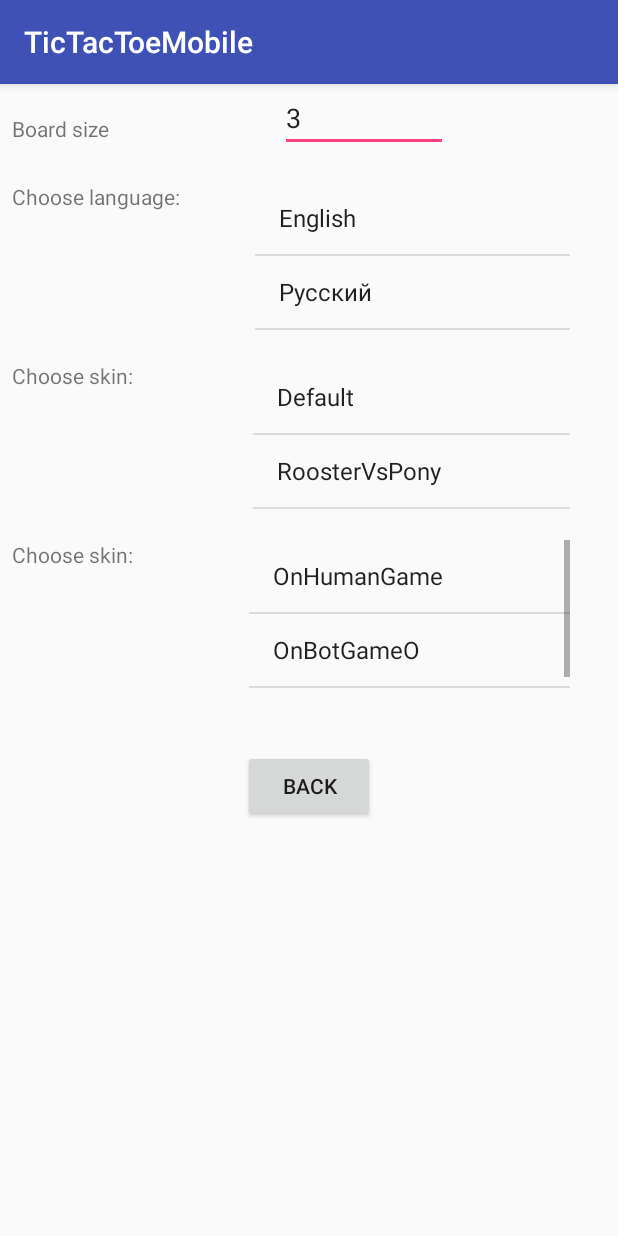
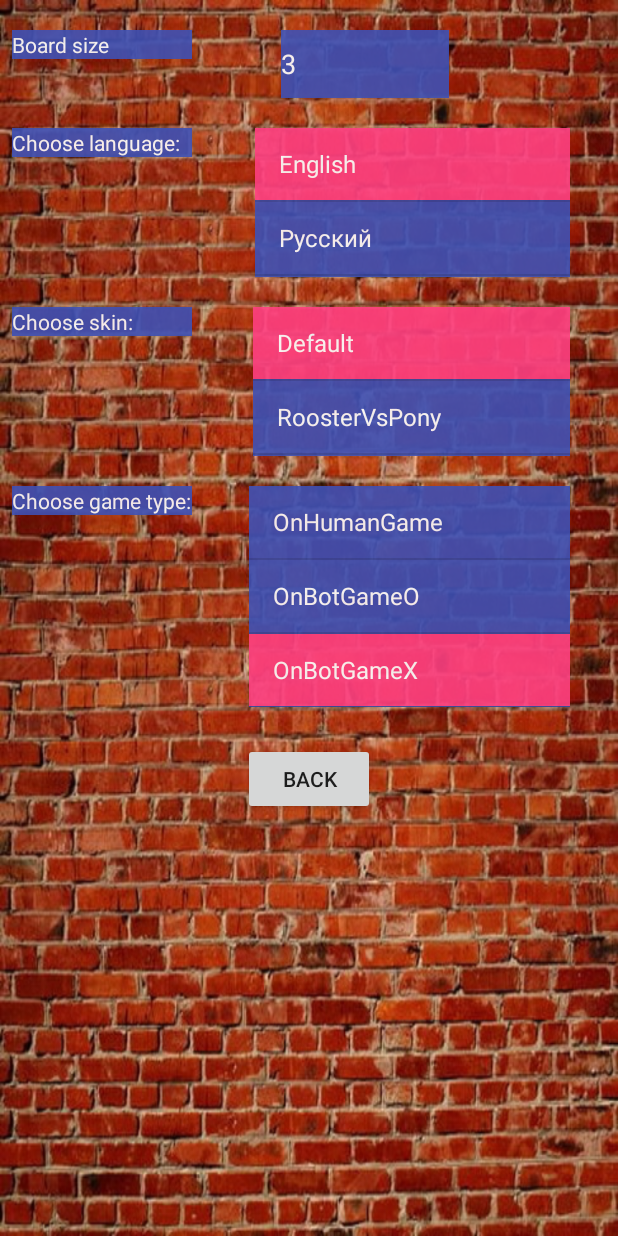
Before and after one commit to Triputin/TicTacToeMobile, an Android app: the Menu_Settings_Activity screen opened directly, with no data from a screen before it, on a phone screen of 412 x 824 dp. Run offline under Robolectric (Android 15) with nearby library versions, the phone set to English and light mode, and no system bars.

Commit message:
Checked listview

```diff
--- a/app/src/main/AndroidManifest.xml
+++ b/app/src/main/AndroidManifest.xml
@@ -19,8 +19,10 @@
                 <category android:name="android.intent.category.LAUNCHER" />
             </intent-filter>
         </activity>
-        <activity android:name=".Menu_Activity" />
-        <activity android:name=".Menu_Settings_Activity"></activity>
+        <activity android:name=".Menu_Activity"
+            android:theme="@style/AppTheme.NoActionBar"/>
+        <activity android:name=".Menu_Settings_Activity"
+            android:theme="@style/AppTheme.NoActionBar"></activity>
     </application>
 
 </manifest>
--- a/app/src/main/java/com/example/v_triputin/tictactoemobile/Menu_Settings_Activity.java
+++ b/app/src/main/java/com/example/v_triputin/tictactoemobile/Menu_Settings_Activity.java
@@ -1,15 +1,26 @@
 package com.example.v_triputin.tictactoemobile;
 
+import android.content.Context;
 import android.content.Intent;
+import android.graphics.Color;
+import android.graphics.Point;
+import android.support.constraint.ConstraintLayout;
 import android.support.v7.app.AppCompatActivity;
 import android.os.Bundle;
+import android.view.Display;
+import android.view.LayoutInflater;
 import android.view.View;
+import android.view.ViewGroup;
 import android.widget.ArrayAdapter;
 import android.widget.Button;
 import android.widget.EditText;
+import android.widget.LinearLayout;
 import android.widget.ListView;
+import android.widget.TextView;
+
 
 public class Menu_Settings_Activity extends AppCompatActivity implements View.OnClickListener{
+    int activeSkin;
 
     @Override
     protected void onCreate(Bundle savedInstanceState) {
@@ -23,13 +34,31 @@ public class Menu_Settings_Activity extends AppCompatActivity implements View.On
 
         // создаем адаптер
         ArrayAdapter<String> adapterLanguage = new ArrayAdapter<String>(this,
-                android.R.layout.simple_list_item_1, MainActivity.languages);
+                android.R.layout.simple_list_item_activated_1, MainActivity.languages){
+
+
+
+            @Override
+            public View getView(int position, View convertView, ViewGroup parent) {
+                View view =super.getView(position, convertView, parent);
+
+                TextView textView=(TextView) view.findViewById(android.R.id.text1);
+
+                /*YOUR CHOICE OF COLOR*/
+                textView.setTextColor(Color.WHITE);
+
+
+                return view;
+            }
+        };
+
 
         // присваиваем адаптер списку
         listView.setAdapter(adapterLanguage);
         listView.setChoiceMode(ListView.CHOICE_MODE_SINGLE);
         listView.setItemsCanFocus(true);
         listView.setItemChecked(intent.getIntExtra("language",0),true);
+        //listView.setItemChecked(0,true);
         //listView.setSelection(intent.getIntExtra("language",0));
 
 
@@ -39,13 +68,28 @@ public class Menu_Settings_Activity extends AppCompatActivity implements View.On
 
         // создаем адаптер
         ArrayAdapter<String> adapterSkin = new ArrayAdapter<String>(this,
-                android.R.layout.simple_list_item_1, MainActivity.skins);
+                android.R.layout.simple_list_item_activated_1, MainActivity.skins){
+
+            @Override
+            public View getView(int position, View convertView, ViewGroup parent) {
+                View view =super.getView(position, convertView, parent);
+
+                TextView textView=(TextView) view.findViewById(android.R.id.text1);
+
+                /*YOUR CHOICE OF COLOR*/
+                textView.setTextColor(Color.WHITE);
+
+                return view;
+            }
+        };
 
         // присваиваем адаптер списку
         listViewSkin.setAdapter(adapterSkin);
         listViewSkin.setChoiceMode(ListView.CHOICE_MODE_SINGLE);
         listViewSkin.setItemsCanFocus(true);
-        listViewSkin.setItemChecked(intent.getIntExtra("skin",0),true);
+        activeSkin = intent.getIntExtra("skin",0);
+        listViewSkin.setItemChecked(activeSkin,true);
+
         //listView.setSelection(intent.getIntExtra("language",0));
 
         ListView listViewGameType = (ListView) findViewById(R.id.listViewGameType);
@@ -53,13 +97,27 @@ public class Menu_Settings_Activity extends AppCompatActivity implements View.On
 
         // создаем адаптер
         ArrayAdapter<String> adapterGameType = new ArrayAdapter<String>(this,
-                android.R.layout.simple_list_item_1, MainActivity.gameTypeArray);
+                android.R.layout.simple_list_item_activated_1, MainActivity.gameTypeArray){
+
+            @Override
+            public View getView(int position, View convertView, ViewGroup parent) {
+                View view =super.getView(position, convertView, parent);
+
+                TextView textView=(TextView) view.findViewById(android.R.id.text1);
+
+                /*YOUR CHOICE OF COLOR*/
+                textView.setTextColor(Color.WHITE);
+
+                return view;
+            }
+        };
 
         // присваиваем адаптер списку
         listViewGameType.setAdapter(adapterGameType);
         listViewGameType.setChoiceMode(ListView.CHOICE_MODE_SINGLE);
         listViewGameType.setItemsCanFocus(true);
         listViewGameType.setItemChecked(intent.getIntExtra("gameType",2),true);
+        setBackGround();
     }
 
     @Override
@@ -79,4 +137,37 @@ public class Menu_Settings_Activity extends AppCompatActivity implements View.On
                 finish();
 
     }
+
+    public void setBackGround() {
+        ConstraintLayout constraintLayout = (ConstraintLayout) findViewById(R.id.layout2);
+        Display display = this.getWindowManager().getDefaultDisplay();
+        Point size = new Point();
+        display.getSize(size);
+        int width = size.x;
+        int height = size.y;
+        if (width < height) {
+            switch (activeSkin) {
+                case 0:
+                    constraintLayout.setBackgroundResource(R.drawable.brick01);
+                    break;
+                case 1:
+                    constraintLayout.setBackgroundResource(R.drawable.back_nature01);
+                    break;
+
+            }
+        }
+        else{
+            switch (activeSkin) {
+                case 0:
+                    constraintLayout.setBackgroundResource(R.drawable.brick02);
+                    break;
+                case 1:
+                    constraintLayout.setBackgroundResource(R.drawable.back_nature02);
+                    break;
+
+            }
+
+        }
+    }
+
 }
--- a/app/src/main/res/layout/activity_main.xml
+++ b/app/src/main/res/layout/activity_main.xml
@@ -5,7 +5,7 @@
     android:layout_width="match_parent"
     android:layout_height="match_parent"
     tools:context=".MainActivity">
-
+    <!--
         <android.support.design.widget.AppBarLayout
             android:layout_width="match_parent"
             android:layout_height="wrap_content"
@@ -19,6 +19,7 @@
                 app:popupTheme="@style/AppTheme.PopupOverlay" />
 
         </android.support.design.widget.AppBarLayout>
+    -->
 
         <include
             layout="@layout/content_main"
--- a/app/src/main/res/layout/activity_menu__settings_.xml
+++ b/app/src/main/res/layout/activity_menu__settings_.xml
@@ -2,17 +2,21 @@
 <android.support.constraint.ConstraintLayout xmlns:android="http://schemas.android.com/apk/res/android"
     xmlns:app="http://schemas.android.com/apk/res-auto"
     xmlns:tools="http://schemas.android.com/tools"
+    android:id="@+id/layout2"
     android:layout_width="match_parent"
     android:layout_height="match_parent"
     tools:context=".Menu_Settings_Activity">
 
     <TextView
         android:id="@+id/textView2"
-        android:layout_width="wrap_content"
+        android:layout_width="120dp"
         android:layout_height="wrap_content"
         android:layout_marginStart="8dp"
         android:layout_marginTop="20dp"
+        android:alpha="0.9"
+        android:background="@color/colorPrimary"
         android:text="@string/boardsize"
+        android:textColor="#fff"
         app:layout_constraintStart_toStartOf="parent"
         app:layout_constraintTop_toTopOf="parent" />
 
@@ -22,19 +26,27 @@
         android:layout_height="45dp"
         android:layout_marginEnd="8dp"
         android:layout_marginStart="8dp"
+        android:layout_marginTop="20dp"
+        android:alpha="0.9"
+        android:background="@color/colorPrimary"
         android:ems="10"
         android:inputType="number"
+        android:textColor="#fff"
         app:layout_constraintEnd_toEndOf="parent"
+        app:layout_constraintHorizontal_bias="0.327"
         app:layout_constraintStart_toEndOf="@+id/textView2"
-        tools:layout_editor_absoluteY="16dp" />
+        app:layout_constraintTop_toTopOf="parent" />
 
     <TextView
         android:id="@+id/textViewLanguage"
-        android:layout_width="wrap_content"
+        android:layout_width="120dp"
         android:layout_height="wrap_content"
         android:layout_marginStart="8dp"
         android:layout_marginTop="20dp"
+        android:alpha="0.9"
+        android:background="@color/colorPrimary"
         android:text="@string/choose_language"
+        android:textColor="#fff"
         app:layout_constraintStart_toStartOf="parent"
         app:layout_constraintTop_toBottomOf="@+id/gameSize" />
 
@@ -44,50 +56,36 @@
         android:layout_height="99dp"
         android:layout_marginEnd="32dp"
         android:layout_marginTop="20dp"
+        android:alpha="0.9"
+        android:background="@color/colorPrimary"
         android:listSelector="@color/colorPrimaryDark"
+        android:textColor="#fff"
         app:layout_constraintEnd_toEndOf="parent"
         app:layout_constraintTop_toBottomOf="@+id/listViewLanguage" />
 
     <TextView
         android:id="@+id/textViewGameType"
-        android:layout_width="wrap_content"
+        android:layout_width="120dp"
         android:layout_height="wrap_content"
         android:layout_marginStart="8dp"
         android:layout_marginTop="20dp"
-        android:text="@string/choose_skin"
+        android:alpha="0.9"
+        android:background="@color/colorPrimary"
+        android:text="@string/choose_gameType"
+        android:textColor="#fff"
         app:layout_constraintStart_toStartOf="parent"
-        app:layout_constraintTop_toBottomOf="@+id/listViewSkin" />
-
-
-    <Button
-        android:id="@+id/buttonBack"
-        android:layout_width="wrap_content"
-        android:layout_height="wrap_content"
-        android:layout_marginEnd="8dp"
-        android:layout_marginStart="8dp"
-        android:layout_marginTop="24dp"
-        android:text="Back"
-        app:layout_constraintEnd_toEndOf="parent"
-        app:layout_constraintStart_toStartOf="parent"
-        app:layout_constraintTop_toBottomOf="@+id/listViewGameType" />
-
-    <ListView
-        android:id="@+id/listViewGameType"
-        android:layout_width="214dp"
-        android:layout_height="116dp"
-        android:layout_marginEnd="32dp"
-        android:layout_marginTop="20dp"
-        android:listSelector="@color/colorPrimaryDark"
-        app:layout_constraintEnd_toEndOf="parent"
         app:layout_constraintTop_toBottomOf="@+id/listViewSkin" />
 
     <TextView
         android:id="@+id/textViewSkin"
-        android:layout_width="wrap_content"
+        android:layout_width="120dp"
         android:layout_height="wrap_content"
         android:layout_marginStart="8dp"
         android:layout_marginTop="20dp"
+        android:alpha="0.9"
+        android:background="@color/colorPrimary"
         android:text="@string/choose_skin"
+        android:textColor="#fff"
         app:layout_constraintStart_toStartOf="parent"
         app:layout_constraintTop_toBottomOf="@+id/listViewLanguage" />
 
@@ -97,9 +95,37 @@
         android:layout_height="99dp"
         android:layout_marginEnd="32dp"
         android:layout_marginTop="20dp"
+        android:alpha="0.9"
+        android:background="@color/colorPrimary"
         android:listSelector="@color/colorPrimaryDark"
+        android:textColor="#fff"
         app:layout_constraintEnd_toEndOf="parent"
         app:layout_constraintTop_toBottomOf="@+id/gameSize" />
 
+    <Button
+        android:id="@+id/buttonBack"
+        android:layout_width="wrap_content"
+        android:layout_height="wrap_content"
+        android:layout_marginEnd="8dp"
+        android:layout_marginStart="8dp"
+        android:layout_marginTop="24dp"
+        android:text="@string/back"
+        app:layout_constraintEnd_toEndOf="parent"
+        app:layout_constraintStart_toStartOf="parent"
+        app:layout_constraintTop_toBottomOf="@+id/listViewGameType" />
+
+    <ListView
+        android:id="@+id/listViewGameType"
+        android:layout_width="214dp"
+        android:layout_height="147dp"
+        android:layout_marginEnd="32dp"
+        android:layout_marginTop="20dp"
+        android:alpha="0.9"
+        android:background="@color/colorPrimary"
+        android:listSelector="@color/colorPrimaryDark"
+        android:textColor="#fff"
+        app:layout_constraintEnd_toEndOf="parent"
+        app:layout_constraintTop_toBottomOf="@+id/listViewSkin" />
+
 
 </android.support.constraint.ConstraintLayout>
--- a/app/src/main/res/values/strings.xml
+++ b/app/src/main/res/values/strings.xml
@@ -15,4 +15,10 @@
     <string name="action_settings">Human game</string>
     <string name="ok">Ok</string>
     <string name="cancel">Cancel</string>
+    <string name="choose_gameType">Choose game type:</string>
+    <string name="back">Back</string>
+    <string name="first_menu_continue">Continue</string>
+    <string name="first_menu_map">Map</string>
+    <string name="first_menu_settings">Settings</string>
+    <string name="first_menu_exit">Exit</string>
 </resources>
```
Also changed, not shown: app/src/main/java/com/example/v_triputin/tictactoemobile/MainActivity.java (+7 -2 lines), app/src/main/java/com/example/v_triputin/tictactoemobile/Menu_Activity.java (+36 -3 lines), app/src/main/res/layout/activity_menu_.xml (+7 -18 lines), app/src/main/res/layout/main_menu.xml (deleted, +0 -57 lines), app/src/main/res/layout/main_menu_settings.xml (deleted, +0 -69 lines), 1 other file. Lines whose indentation alone changed are shown as unchanged.
